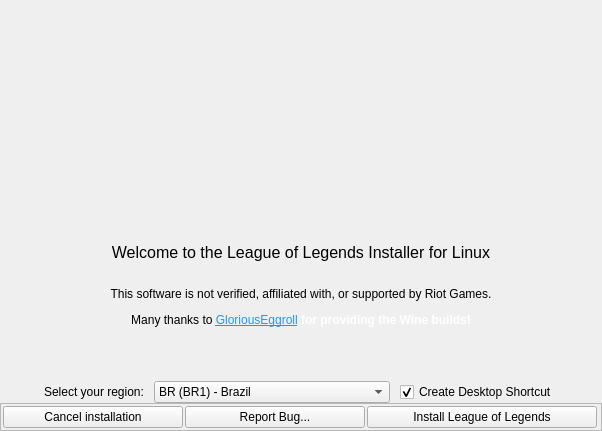
Before: the Qt Designer form python_src/ui/installer.ui in polkaulfield/lol-for-linux-installer, drawn with Qt 5.
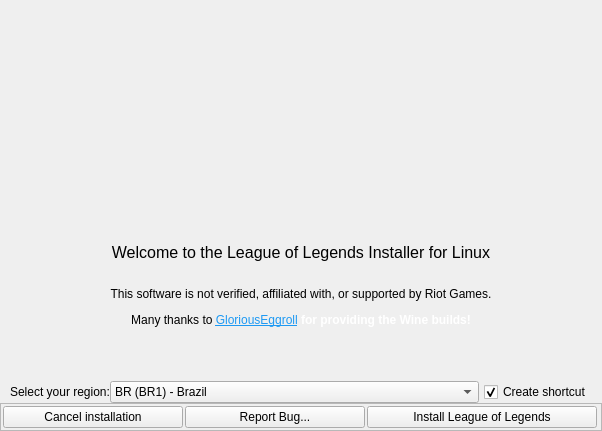
After: the same form once the commit is applied. Icons and pictures are not drawn.

Commit message: [UI] Improve spacing and fix text

```diff
--- a/python_src/ui/installer.ui
+++ b/python_src/ui/installer.ui
@@ -283,9 +283,12 @@
                <property name="orientation">
                 <enum>Qt::Horizontal</enum>
                </property>
+               <property name="sizeType">
+                <enum>QSizePolicy::Fixed</enum>
+               </property>
                <property name="sizeHint" stdset="0">
                 <size>
-                 <width>40</width>
+                 <width>10</width>
                  <height>20</height>
                 </size>
                </property>
@@ -310,28 +313,12 @@
                </property>
               </widget>
              </item>
-             <item>
-              <spacer name="horizontalSpacer_3">
-               <property name="orientation">
-                <enum>Qt::Horizontal</enum>
-               </property>
-               <property name="sizeType">
-                <enum>QSizePolicy::Fixed</enum>
-               </property>
-               <property name="sizeHint" stdset="0">
-                <size>
-                 <width>10</width>
-                 <height>20</height>
-                </size>
-               </property>
-              </spacer>
-             </item>
              <item>
               <widget class="QComboBox" name="languageComboBox">
                <property name="sizePolicy">
-                <sizepolicy hsizetype="Fixed" vsizetype="Expanding">
-                 <horstretch>50</horstretch>
-                 <verstretch>50</verstretch>
+                <sizepolicy hsizetype="Expanding" vsizetype="Expanding">
+                 <horstretch>60</horstretch>
+                 <verstretch>80</verstretch>
                 </sizepolicy>
                </property>
                <property name="minimumSize">
@@ -416,7 +403,7 @@
                </property>
                <property name="sizeHint" stdset="0">
                 <size>
-                 <width>10</width>
+                 <width>5</width>
                  <height>20</height>
                 </size>
                </property>
@@ -425,7 +412,7 @@
              <item>
               <widget class="QCheckBox" name="checkShortcut">
                <property name="text">
-                <string>Create Desktop Shortcut</string>
+                <string>Create shortcut</string>
                </property>
                <property name="checked">
                 <bool>true</bool>
@@ -437,9 +424,12 @@
                <property name="orientation">
                 <enum>Qt::Horizontal</enum>
                </property>
+               <property name="sizeType">
+                <enum>QSizePolicy::Fixed</enum>
+               </property>
                <property name="sizeHint" stdset="0">
                 <size>
-                 <width>40</width>
+                 <width>10</width>
                  <height>20</height>
                 </size>
                </property>
```
